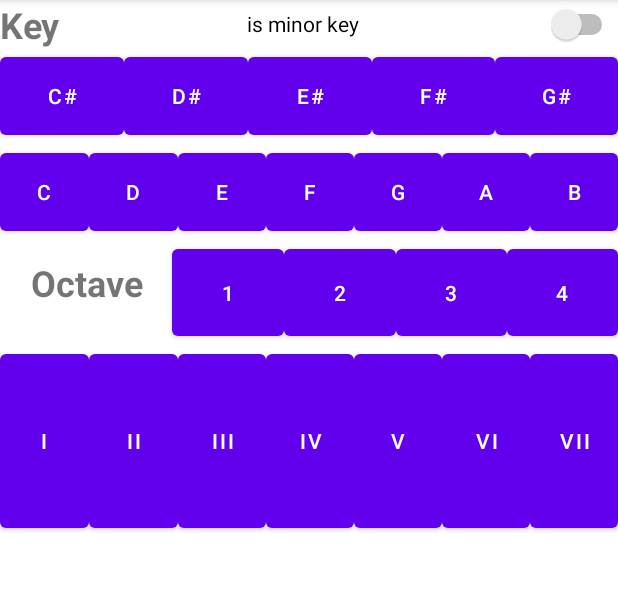
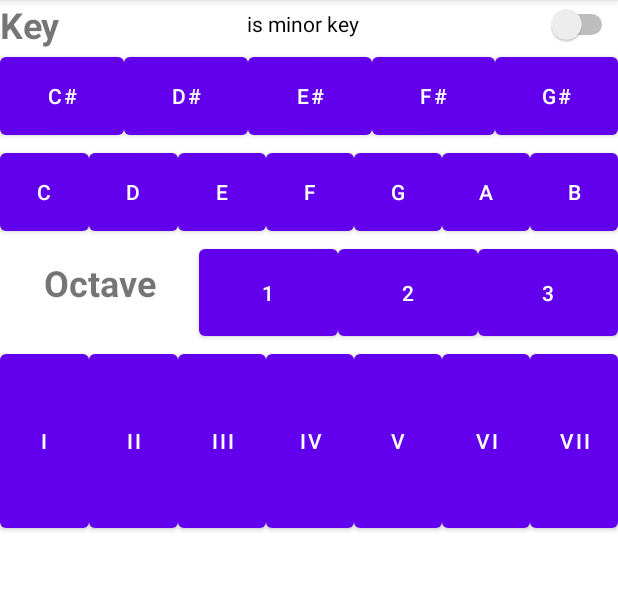
Before and after one commit to GRGSIBERIA/Lyre, an Android app: the screen it shows after launch (MainActivity), on a phone screen of 412 x 824 dp, the part 84-674 px from its top. Run offline under Robolectric (Android 15) with nearby library versions, the phone set to English and light mode, and no system bars.

Commit message:
WAVを紐付けてみる

```diff
--- a/Android/app/src/main/java/com/example/lyreforandroid/MainActivity.java
+++ b/Android/app/src/main/java/com/example/lyreforandroid/MainActivity.java
@@ -10,10 +10,17 @@ import android.media.AudioAttributes;
 import android.media.AudioFormat;
 import android.media.AudioTrack;
 
+import java.io.IOException;
+import java.io.InputStream;
+
 public class MainActivity extends AppCompatActivity {
 
     private Button[] toneButtons;
+    private Button[] octaveButtons;
     private AudioTrack[] tracks;
+    private int selectedOctave;
+
+    final int SamplingRate = 48000;
 
     @Override
     protected void onCreate(Bundle savedInstanceState) {
@@ -30,6 +37,12 @@ public class MainActivity extends AppCompatActivity {
                 findViewById(R.id.button7)
         };
 
+        octaveButtons = new Button[] {
+                findViewById(R.id.buttonOctave1),
+                findViewById(R.id.buttonOctave2),
+                findViewById(R.id.buttonOctave3)
+        };
+
         for (int i = 0; i < toneButtons.length; ++i)
         {
             int finalI = i;
@@ -38,14 +51,92 @@ public class MainActivity extends AppCompatActivity {
             });
         }
 
+        for (int i = 0; i < octaveButtons.length; ++i)
+        {
+            int finalI = i;
+            octaveButtons[i].setOnClickListener(v -> {
+                selectedOctave = finalI;
+            });
+        }
 
+        tracks = new AudioTrack[] {
+                BuildTrack(R.raw.a21),  // A0
+                BuildTrack(R.raw.a22),
+                BuildTrack(R.raw.a23),
+                BuildTrack(R.raw.a24),  // C1
+                BuildTrack(R.raw.a25),
+                BuildTrack(R.raw.a26),
+                BuildTrack(R.raw.a27),
+                BuildTrack(R.raw.a28),
+                BuildTrack(R.raw.a29),
+                BuildTrack(R.raw.a30),
+                BuildTrack(R.raw.a31),
+                BuildTrack(R.raw.a32),
+                BuildTrack(R.raw.a33),
+                BuildTrack(R.raw.a34),
+                BuildTrack(R.raw.a35),
+                BuildTrack(R.raw.a36),  // C2
+                BuildTrack(R.raw.a37),
+                BuildTrack(R.raw.a38),
+                BuildTrack(R.raw.a39),
+                BuildTrack(R.raw.a40),
+                BuildTrack(R.raw.a41),
+                BuildTrack(R.raw.a42),
+                BuildTrack(R.raw.a43),
+                BuildTrack(R.raw.a44),
+                BuildTrack(R.raw.a45),
+                BuildTrack(R.raw.a46),
+                BuildTrack(R.raw.a47),
+                BuildTrack(R.raw.a48),  // C3
+                BuildTrack(R.raw.a49),
+                BuildTrack(R.raw.a50),
+                BuildTrack(R.raw.a51),
+                BuildTrack(R.raw.a52),
+                BuildTrack(R.raw.a53),
+                BuildTrack(R.raw.a54),
+                BuildTrack(R.raw.a55),
+                BuildTrack(R.raw.a56),
+                BuildTrack(R.raw.a57),
+                BuildTrack(R.raw.a58),
+                BuildTrack(R.raw.a59),
+                BuildTrack(R.raw.a60),  // C4
+                BuildTrack(R.raw.a61),
+                BuildTrack(R.raw.a62),
+                BuildTrack(R.raw.a63),
+                BuildTrack(R.raw.a64),
+                BuildTrack(R.raw.a65),
+                BuildTrack(R.raw.a66),
+                BuildTrack(R.raw.a67),
+                BuildTrack(R.raw.a68),
+                BuildTrack(R.raw.a69),
+                BuildTrack(R.raw.a70),
+                BuildTrack(R.raw.a71)   // B4
+        };
     }
 
     // AudioTrackを使うとSoundPoolよりも低レイテンシで再生できるらしい
     // https://akira-watson.com/android/audiotrack.html
-    private AudioTrack BuildTrack(int num)
+    private AudioTrack BuildTrack(int resourceId)
     {
-        final int bufferSize = 0;
+        InputStream input = null;
+        byte[] wavData = null;
+
+        try
+        {
+            input = getResources().openRawResource(resourceId);
+            wavData = new byte[input.available()];
+            input.read(wavData);
+        }
+        catch (IOException ioe)
+        {
+            ioe.printStackTrace();
+            return null;
+        }
+
+        // バッファサイズを取得
+        int bufSize = android.media.AudioTrack.getMinBufferSize(
+                SamplingRate, AudioFormat.CHANNEL_OUT_MONO, AudioFormat.ENCODING_PCM_16BIT
+        );
 
         AudioTrack track = new AudioTrack.Builder()
                 .setAudioAttributes(new AudioAttributes.Builder()
@@ -57,8 +148,10 @@ public class MainActivity extends AppCompatActivity {
                         .setSampleRate(48000)
                         .setChannelMask(AudioFormat.CHANNEL_OUT_MONO)
                         .build())
-                .setBufferSizeInBytes(bufferSize)
+                .setBufferSizeInBytes(bufSize)
                 .build();
+
+        track.write(wavData, 44, wavData.length - 44);
 
         return track;
     }
--- a/Android/app/src/main/res/layout/activity_main.xml
+++ b/Android/app/src/main/res/layout/activity_main.xml
@@ -147,32 +147,26 @@
                 android:translationY="12dp" />
 
             <Button
-                android:id="@+id/button24"
+                android:id="@+id/buttonOctave1"
                 android:layout_width="wrap_content"
                 android:layout_height="match_parent"
                 android:layout_weight="1"
                 android:text="@string/_1" />
 
             <Button
-                android:id="@+id/button23"
+                android:id="@+id/buttonOctave2"
                 android:layout_width="wrap_content"
                 android:layout_height="match_parent"
                 android:layout_weight="1"
                 android:text="@string/_2" />
 
             <Button
-                android:id="@+id/button22"
+                android:id="@+id/buttonOctave3"
                 android:layout_width="wrap_content"
                 android:layout_height="match_parent"
                 android:layout_weight="1"
                 android:text="@string/_3" />
 
-            <Button
-                android:id="@+id/button21"
-                android:layout_width="wrap_content"
-                android:layout_height="match_parent"
-                android:layout_weight="1"
-                android:text="@string/_4" />
         </LinearLayout>
 
         <LinearLayout
--- /dev/null
+++ b/Android/app/src/main/res/raw/wav.xml
@@ -0,0 +1,3 @@
+<?xml version="1.0" encoding="UTF-8" standalone="no"?><!DOCTYPE properties SYSTEM
+    "http://java.sun.com/dtd/properties.dtd">
+<properties />
```
